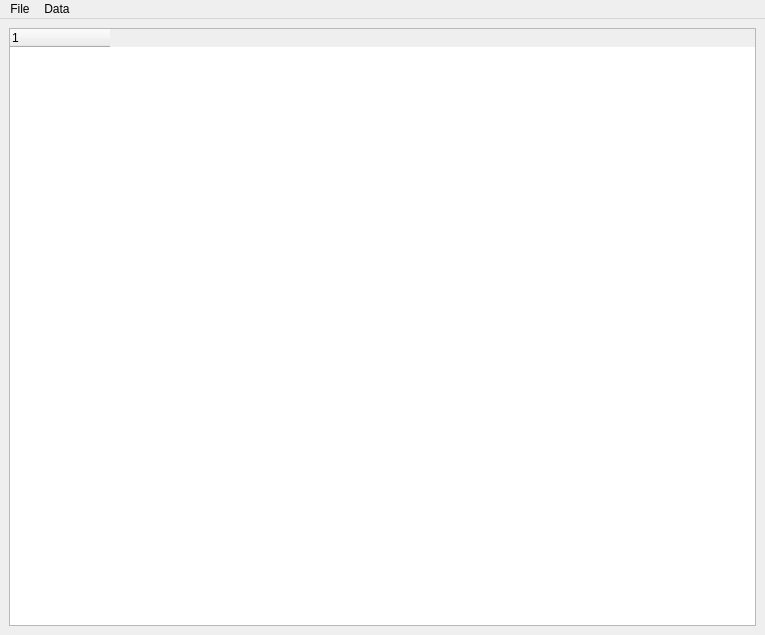
This is window.ui in krzysztof/SWD as Qt 5 draws it before an edit. The edited form follows.
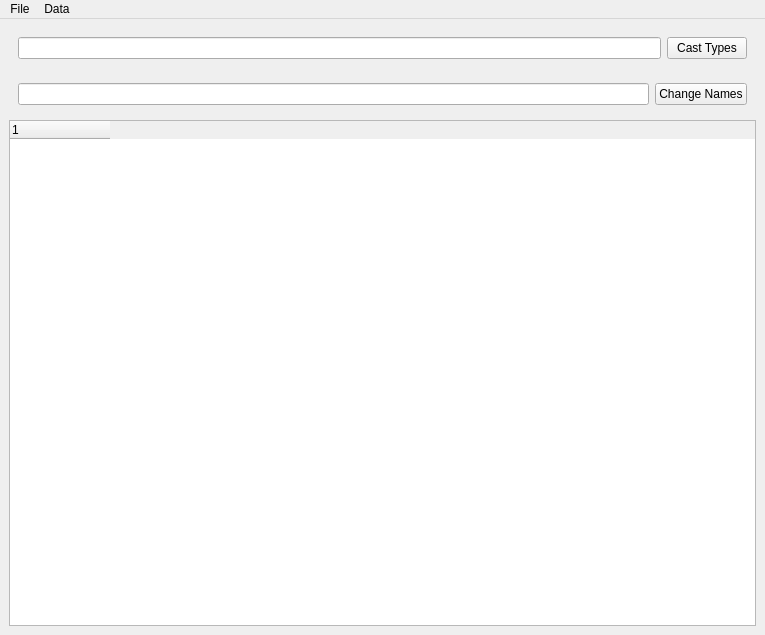
This is the edited form.

```diff
--- a/window.ui
+++ b/window.ui
@@ -14,7 +14,39 @@
    <string>Systemy Wspomagania Decyzji</string>
   </property>
   <widget class="QWidget" name="centralwidget">
-   <layout class="QHBoxLayout" name="horizontalLayout">
+   <layout class="QVBoxLayout" name="verticalLayout">
+    <item>
+     <widget class="QWidget" name="widget" native="true">
+      <layout class="QHBoxLayout" name="horizontalLayout_2">
+       <item>
+        <widget class="QLineEdit" name="typesLineEdit"/>
+       </item>
+       <item>
+        <widget class="QPushButton" name="typesPushButton">
+         <property name="text">
+          <string>Cast Types</string>
+         </property>
+        </widget>
+       </item>
+      </layout>
+     </widget>
+    </item>
+    <item>
+     <widget class="QWidget" name="widget_2" native="true">
+      <layout class="QHBoxLayout" name="horizontalLayout">
+       <item>
+        <widget class="QLineEdit" name="namesLineEdit"/>
+       </item>
+       <item>
+        <widget class="QPushButton" name="namesPushButton">
+         <property name="text">
+          <string>Change Names</string>
+         </property>
+        </widget>
+       </item>
+      </layout>
+     </widget>
+    </item>
     <item>
      <widget class="QTreeWidget" name="treeWidget">
       <property name="enabled">
```
